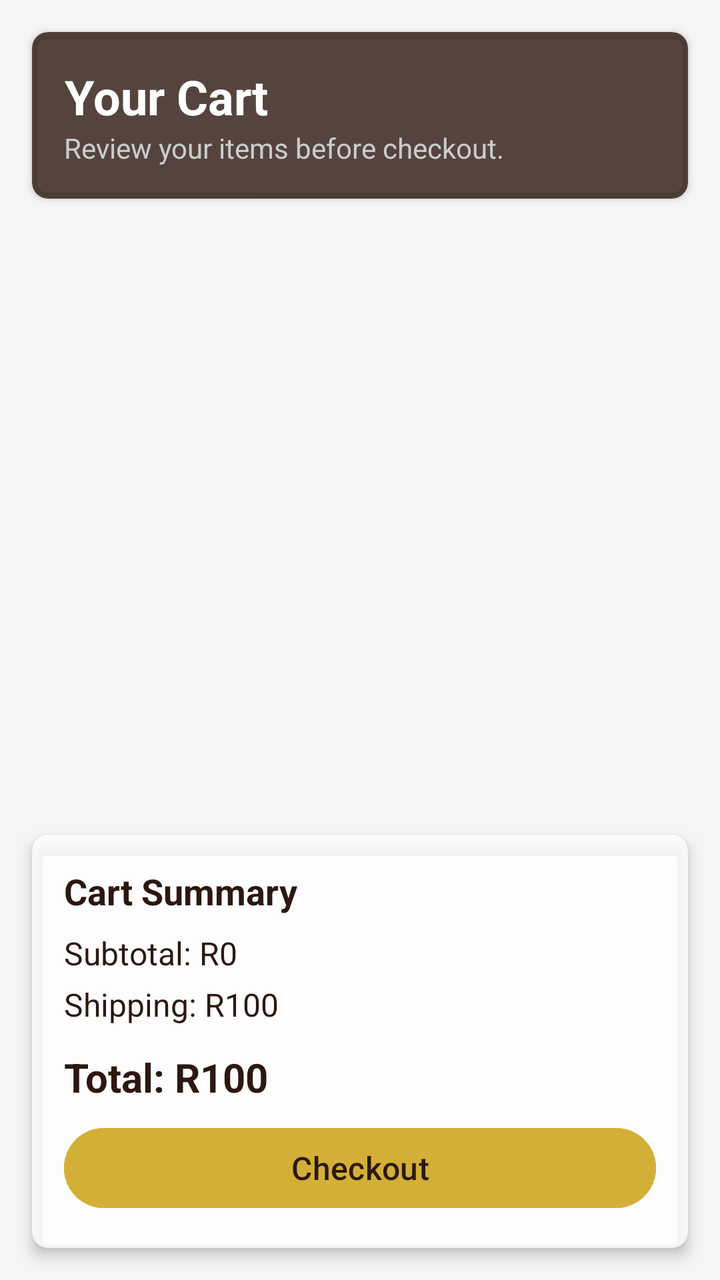
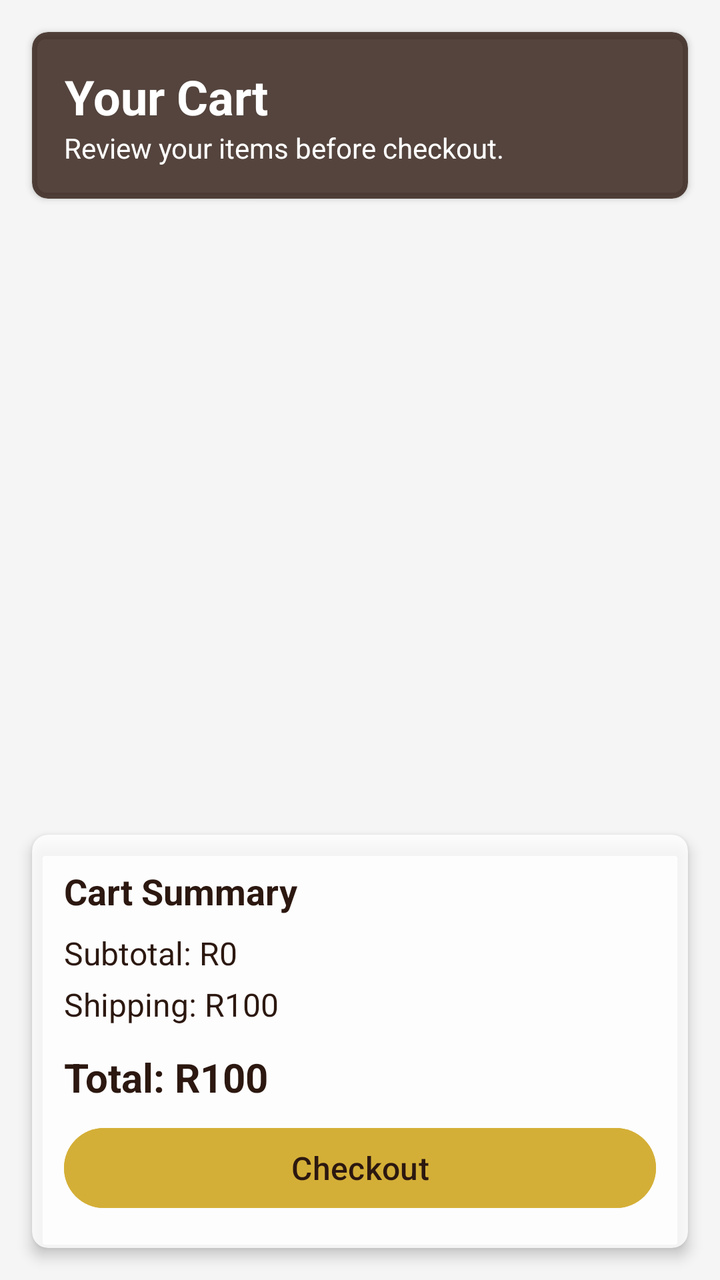

Compare the two renders of this Android layout. The source of the first and the diff that turns it into the second are given below.
<!-- AndroidManifest.xml: application theme Theme.MSTPerfumes -->
<!-- res/layout/fragment_cart.xml -->
<?xml version="1.0" encoding="utf-8"?>
<LinearLayout xmlns:android="http://schemas.android.com/apk/res/android"
    xmlns:app="http://schemas.android.com/apk/res-auto"
    android:layout_width="match_parent"
    android:layout_height="match_parent"
    android:orientation="vertical"
    android:background="@android:color/transparent">

    <androidx.cardview.widget.CardView
        android:layout_width="match_parent"
        android:layout_height="wrap_content"
        android:layout_margin="16dp"
        app:cardCornerRadius="8dp"
        app:cardBackgroundColor="#CC2C1810">

        <LinearLayout
            android:layout_width="match_parent"
            android:layout_height="wrap_content"
            android:orientation="vertical"
            android:padding="16dp">

            <TextView
                android:layout_width="wrap_content"
                android:layout_height="wrap_content"
                android:text="Your Cart"
                android:textColor="@android:color/white"
                android:textSize="24sp"
                android:textStyle="bold"
                android:gravity="center" />

            <TextView
                android:layout_width="wrap_content"
                android:layout_height="wrap_content"
                android:text="Review your items before checkout."
                android:textColor="#CCCCCC"
                android:textSize="14sp"
                android:gravity="center" />

        </LinearLayout>
    </androidx.cardview.widget.CardView>

    <androidx.recyclerview.widget.RecyclerView
        android:id="@+id/rvCartItems"
        android:layout_width="match_parent"
        android:layout_height="0dp"
        android:layout_weight="1"
        android:layout_margin="8dp" />

    <androidx.cardview.widget.CardView
        android:id="@+id/cardSummary"
        android:layout_width="match_parent"
        android:layout_height="wrap_content"
        android:layout_margin="16dp"
        app:cardCornerRadius="8dp"
        app:cardElevation="4dp"
        app:cardBackgroundColor="#CCFFFFFF">

        <LinearLayout
            android:layout_width="match_parent"
            android:layout_height="wrap_content"
            android:orientation="vertical"
            android:padding="16dp">

            <TextView
                android:layout_width="wrap_content"
                android:layout_height="wrap_content"
                android:text="Cart Summary"
                android:textColor="#2C1810"
                android:textSize="18sp"
                android:textStyle="bold"
                android:layout_marginBottom="8dp" />

            <TextView
                android:id="@+id/tvSubtotal"
                android:layout_width="match_parent"
                android:layout_height="wrap_content"
                android:text="Subtotal: R0"
                android:textColor="#2C1810"
                android:textSize="16sp"
                android:layout_marginBottom="4dp" />

            <TextView
                android:id="@+id/tvShipping"
                android:layout_width="match_parent"
                android:layout_height="wrap_content"
                android:text="Shipping: R100"
                android:textColor="#2C1810"
                android:textSize="16sp"
                android:layout_marginBottom="4dp" />

            <TextView
                android:id="@+id/tvTotal"
                android:layout_width="match_parent"
                android:layout_height="wrap_content"
                android:text="Total: R100"
                android:textColor="#2C1810"
                android:textSize="20sp"
                android:textStyle="bold"
                android:layout_marginTop="8dp"
                android:layout_marginBottom="8dp" />

            <Button
                android:id="@+id/btnCheckout"
                android:layout_width="match_parent"
                android:layout_height="wrap_content"
                android:backgroundTint="#D4AF37"
                android:text="Checkout"
                android:textColor="#2C1810"
                android:textSize="16sp" />

        </LinearLayout>
    </androidx.cardview.widget.CardView>
</LinearLayout>
<!-- resources referenced by this layout -->
<resources>
  <style name="Theme.MSTPerfumes" parent="Base.Theme.MSTPerfumes" />
  <style name="Base.Theme.MSTPerfumes" parent="Theme.Material3.DayNight.NoActionBar">
          
          <item name="colorPrimary">@color/deep_burgundy</item>
          <item name="colorSecondary">@color/golden_sand</item>
          <item name="android:colorBackground">@color/smoke_white</item>
          <item name="colorSurface">@color/smoke_white</item>
      </style>
  <color name="deep_burgundy">#4A0E17</color>
  <color name="golden_sand">#E5C158</color>
  <color name="smoke_white">#F5F5F5</color>
</resources>

<!-- the commit's change to res/layout/fragment_cart.xml (unified diff, before → after) -->
@@ -32,7 +32,7 @@
                 android:layout_width="wrap_content"
                 android:layout_height="wrap_content"
                 android:text="Review your items before checkout."
-                android:textColor="#CCCCCC"
+                android:textColor="#FFFFFF"
                 android:textSize="14sp"
                 android:gravity="center" />
 
